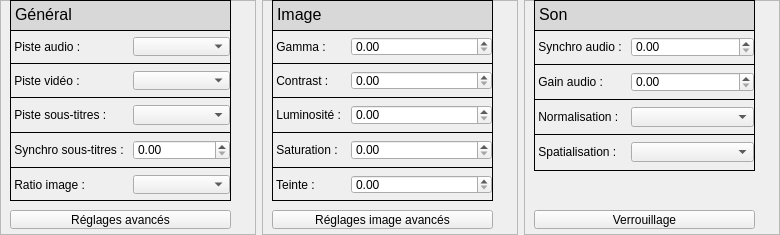
This is src/parameterswidget.ui in cinemaouvert/OPP as Qt 5 draws it before an edit. The edited form follows.
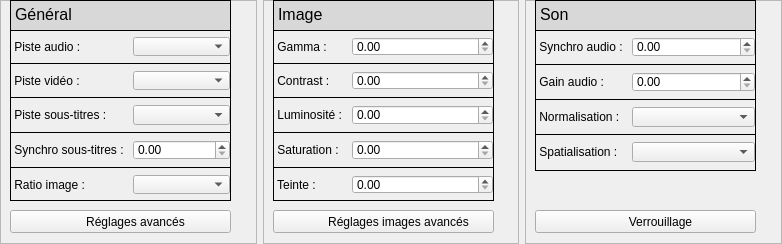
This is the edited form. Icons and pictures are not drawn.

Commit message: icons parameterswidget

Diff of the .ui file:
```diff
--- a/src/parameterswidget.ui
+++ b/src/parameterswidget.ui
@@ -6,8 +6,8 @@
    <rect>
     <x>0</x>
     <y>0</y>
-    <width>780</width>
-    <height>235</height>
+    <width>782</width>
+    <height>244</height>
    </rect>
   </property>
   <property name="windowTitle">
@@ -232,17 +232,21 @@
        </item>
       </layout>
      </widget>
-     <widget class="QToolButton" name="toolButton">
+     <widget class="QPushButton" name="pushButton_2">
       <property name="geometry">
        <rect>
         <x>10</x>
         <y>210</y>
         <width>221</width>
-        <height>19</height>
+        <height>23</height>
        </rect>
       </property>
       <property name="text">
-       <string>Réglages avancés</string>
+       <string>         Réglages avancés</string>
+      </property>
+      <property name="icon">
+       <iconset>
+        <normaloff>icons/icon_param_play.png</normaloff>icons/icon_param_play.png</iconset>
       </property>
      </widget>
      <zorder>textEdit</zorder>
@@ -261,19 +265,6 @@
      <property name="frameShadow">
       <enum>QFrame::Raised</enum>
      </property>
-     <widget class="QToolButton" name="toolButton_2">
-      <property name="geometry">
-       <rect>
-        <x>10</x>
-        <y>210</y>
-        <width>221</width>
-        <height>19</height>
-       </rect>
-      </property>
-      <property name="text">
-       <string>Réglages image avancés</string>
-      </property>
-     </widget>
      <widget class="QTextEdit" name="textEdit_2">
       <property name="geometry">
        <rect>
@@ -357,8 +348,8 @@
        <string>&lt;!DOCTYPE HTML PUBLIC &quot;-//W3C//DTD HTML 4.0//EN&quot; &quot;http://www.w3.org/TR/REC-html40/strict.dtd&quot;&gt;
 &lt;html&gt;&lt;head&gt;&lt;meta name=&quot;qrichtext&quot; content=&quot;1&quot; /&gt;&lt;style type=&quot;text/css&quot;&gt;
 p, li { white-space: pre-wrap; }
-&lt;/style&gt;&lt;/head&gt;&lt;body style=&quot; font-family:'Ubuntu'; font-size:11pt; font-weight:400; font-style:normal;&quot;&gt;
-&lt;p style=&quot; margin-top:0px; margin-bottom:0px; margin-left:0px; margin-right:0px; -qt-block-indent:0; text-indent:0px;&quot;&gt;&lt;span style=&quot; font-family:'MS Shell Dlg 2'; font-size:12pt;&quot;&gt;Image&lt;/span&gt;&lt;/p&gt;&lt;/body&gt;&lt;/html&gt;</string>
+&lt;/style&gt;&lt;/head&gt;&lt;body style=&quot; font-family:'MS Shell Dlg 2'; font-size:8.25pt; font-weight:400; font-style:normal;&quot;&gt;
+&lt;p style=&quot; margin-top:0px; margin-bottom:0px; margin-left:0px; margin-right:0px; -qt-block-indent:0; text-indent:0px;&quot;&gt;&lt;span style=&quot; font-size:12pt;&quot;&gt;Image&lt;/span&gt;&lt;/p&gt;&lt;/body&gt;&lt;/html&gt;</string>
       </property>
      </widget>
      <widget class="QFrame" name="formFrame_2">
@@ -484,6 +475,27 @@
        </item>
       </layout>
      </widget>
+     <widget class="QPushButton" name="pushButton_3">
+      <property name="geometry">
+       <rect>
+        <x>10</x>
+        <y>210</y>
+        <width>221</width>
+        <height>23</height>
+       </rect>
+      </property>
+      <property name="text">
+       <string>         Réglages images avancés</string>
+      </property>
+      <property name="icon">
+       <iconset>
+        <normaloff>icons/icon_picture.png</normaloff>icons/icon_picture.png</iconset>
+      </property>
+     </widget>
+     <zorder>textEdit_2</zorder>
+     <zorder>formFrame_2</zorder>
+     <zorder>frame_3</zorder>
+     <zorder>pushButton_3</zorder>
     </widget>
    </item>
    <item>
@@ -494,19 +506,6 @@
      <property name="frameShadow">
       <enum>QFrame::Raised</enum>
      </property>
-     <widget class="QPushButton" name="pushButton">
-      <property name="geometry">
-       <rect>
-        <x>10</x>
-        <y>210</y>
-        <width>221</width>
-        <height>19</height>
-       </rect>
-      </property>
-      <property name="text">
-       <string>Verrouillage</string>
-      </property>
-     </widget>
      <widget class="QTextEdit" name="textEdit_3">
       <property name="geometry">
        <rect>
@@ -590,8 +589,8 @@
        <string>&lt;!DOCTYPE HTML PUBLIC &quot;-//W3C//DTD HTML 4.0//EN&quot; &quot;http://www.w3.org/TR/REC-html40/strict.dtd&quot;&gt;
 &lt;html&gt;&lt;head&gt;&lt;meta name=&quot;qrichtext&quot; content=&quot;1&quot; /&gt;&lt;style type=&quot;text/css&quot;&gt;
 p, li { white-space: pre-wrap; }
-&lt;/style&gt;&lt;/head&gt;&lt;body style=&quot; font-family:'Ubuntu'; font-size:11pt; font-weight:400; font-style:normal;&quot;&gt;
-&lt;p style=&quot; margin-top:0px; margin-bottom:0px; margin-left:0px; margin-right:0px; -qt-block-indent:0; text-indent:0px;&quot;&gt;&lt;span style=&quot; font-family:'MS Shell Dlg 2'; font-size:12pt;&quot;&gt;Son&lt;/span&gt;&lt;/p&gt;&lt;/body&gt;&lt;/html&gt;</string>
+&lt;/style&gt;&lt;/head&gt;&lt;body style=&quot; font-family:'MS Shell Dlg 2'; font-size:8.25pt; font-weight:400; font-style:normal;&quot;&gt;
+&lt;p style=&quot; margin-top:0px; margin-bottom:0px; margin-left:0px; margin-right:0px; -qt-block-indent:0; text-indent:0px;&quot;&gt;&lt;span style=&quot; font-size:12pt;&quot;&gt;Son&lt;/span&gt;&lt;/p&gt;&lt;/body&gt;&lt;/html&gt;</string>
       </property>
      </widget>
      <widget class="QFrame" name="formFrame_3">
@@ -694,6 +693,23 @@
        </item>
       </layout>
      </widget>
+     <widget class="QPushButton" name="pushButton_4">
+      <property name="geometry">
+       <rect>
+        <x>10</x>
+        <y>210</y>
+        <width>221</width>
+        <height>23</height>
+       </rect>
+      </property>
+      <property name="text">
+       <string>         Verrouillage</string>
+      </property>
+      <property name="icon">
+       <iconset>
+        <normaloff>icons/icon_key.png</normaloff>icons/icon_key.png</iconset>
+      </property>
+     </widget>
     </widget>
    </item>
   </layout>
```
Left out of the diff: 10 changed lines with no effect on the pictures. The commit also changes 3 other files.
